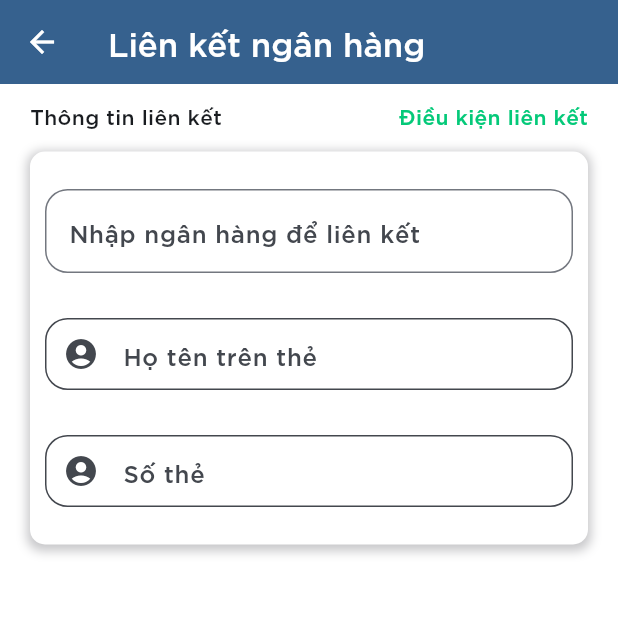
After one commit to hiepchau/NFCEWallet, a Flutter app: the AccountScreen screen opened directly, after a tap on "Liên kết ngân hàng", on a phone screen of 412 x 824 dp, the top half of it. The commit adds this screen. Run offline on Flutter 3.47's test engine with Material 2 defaults, Android fonts, the phone set to English and light mode, and no system bars; drawn by our look-alikes of flutter_typeahead; our stand-ins replace animated_bottom_navigation_bar, barcode_widget, bloc, dio, equatable, event_bus and 17 more; missing offline and left inert: barcode_scan2, nfc_host_card_emulation, nfc_manager; accounts and stored records are empty; generated files the repository leaves out were written again; network calls fail.

Commit message:
update ui and add fcm

```diff
--- a/lib/main.dart
+++ b/lib/main.dart
@@ -41,12 +41,15 @@ void main() async {
   prefs = await SharedPreferences.getInstance();
   isNFCEnable = prefs.getBool("NFC") ?? false;
   isAuthByFingerprint = prefs.getBool("AuthByFingerprint") ?? false;
+  listWallet = List.empty(growable: true);
+  defaultWallet = Wallet(0, 0, "", "");
 
   //INIT NFC
   nfcManager = NFCManager();
   nfcState = await NfcHce.checkDeviceNfcState();
 
   runApp(ScreenUtilInit(
+      useInheritedMediaQuery: true,
       designSize: kIsWeb ? const Size(790, 620) : const Size(390, 800),
       builder: (context, child) {
         return MaterialApp(
--- a/lib/ui/screen/account/account_page.dart
+++ b/lib/ui/screen/account/account_page.dart
@@ -8,6 +8,7 @@ import 'package:nfc_e_wallet/data/preferences.dart';
 import 'package:nfc_e_wallet/main.dart';
 import 'package:nfc_e_wallet/ui/screen/authenticate/login/authenticate_bloc.dart';
 import 'package:nfc_e_wallet/ui/screen/security/security_screen.dart';
+import 'package:nfc_e_wallet/ui/screen/wallet/add_wallet_page.dart';
 import 'package:nfc_e_wallet/ui/screen/wallet/bloc/wallet_bloc.dart';
 import 'package:shared_preferences/shared_preferences.dart';
 import '../../../data/model/user.dart';
@@ -229,7 +230,12 @@ class _AccountPage extends State<AccountScreen> {
                     iconColor: Colors.yellow,
                     title: 'Liên kết ngân hàng',
                     subtitle: "",
-                    onTap: () {},
+                    onTap: () {
+                      Navigator.push(
+                          context,
+                          MaterialPageRoute(
+                              builder: (context) => AddBankScreen()));
+                    },
                   ),
                   ProfileWidget(
                     icon: Icons.shield,
--- /dev/null
+++ b/lib/ui/screen/wallet/add_wallet_page.dart
@@ -0,0 +1,195 @@
+import 'package:flutter/material.dart';
+import 'package:flutter_bloc/flutter_bloc.dart';
+import 'package:flutter_typeahead/flutter_typeahead.dart';
+import 'package:nfc_e_wallet/main.dart';
+import 'package:nfc_e_wallet/ui/screen/security/bloc/security_bloc.dart';
+import '../../style/color.dart';
+
+class AddBankScreen extends StatefulWidget {
+  @override
+  AddBankScreenState createState() => AddBankScreenState();
+}
+
+class AddBankScreenState extends State<AddBankScreen> {
+  bool isVisible = false;
+  final TextEditingController bankController = TextEditingController();
+  final TextEditingController cardNumberController = TextEditingController();
+  final TextEditingController fullnameController =
+      TextEditingController(text: user.full_name);
+
+  @override
+  Widget build(BuildContext context) {
+    return Scaffold(
+      appBar: AppBar(
+        backgroundColor: primary,
+        title: Text(
+          'Liên kết ngân hàng',
+          style: TextStyle(color: onPrimary),
+        ),
+        leading: BackButton(color: onPrimary),
+      ),
+      body: BlocProvider(
+        create: (context) => SecurityBloc(isAuthByFingerprint, isNFCEnable),
+        child: Column(
+          children: [
+            Expanded(
+              child: SingleChildScrollView(
+                child: Center(
+                  child: ConstrainedBox(
+                    constraints: BoxConstraints(
+                        minWidth: MediaQuery.of(context).size.width < 900
+                            ? MediaQuery.of(context).size.width
+                            : MediaQuery.of(context).size.width / 2,
+                        maxWidth: MediaQuery.of(context).size.width >= 900
+                            ? MediaQuery.of(context).size.width / 2
+                            : MediaQuery.of(context).size.width),
+                    child: BlocBuilder<SecurityBloc, SecurityState>(
+                      builder: (context, state) {
+                        return Padding(
+                          padding: const EdgeInsets.symmetric(
+                              horizontal: 20, vertical: 10),
+                          child: Column(
+                            crossAxisAlignment: CrossAxisAlignment.start,
+                            children: [
+                              const Row(children: [
+                                Expanded(child: Text("Thông tin liên kết")),
+                                Text(
+                                  "Điều kiện liên kết",
+                                  style: TextStyle(color: green),
+                                )
+                              ]),
+                              const SizedBox(height: 15,),
+                              Container(
+                                  padding: const EdgeInsets.all(10),
+                                  decoration: BoxDecoration(
+                                      color: white,
+                                      borderRadius: const BorderRadius.all(
+                                          Radius.circular(10)),
+                                      boxShadow: [
+                                        BoxShadow(
+                                            color: grey.withOpacity(0.5),
+                                            spreadRadius: 2,
+                                            blurRadius: 5,
+                                            offset: const Offset(0, 2))
+                                      ]),
+                                  child: Padding(
+                                    padding: const EdgeInsets.symmetric(vertical: 15),
+                                    child: Column(children: [
+                                      TypeAheadField(
+                                        textFieldConfiguration:
+                                            TextFieldConfiguration(
+                                          onSubmitted: (value) {
+                                            bankController.text = value;
+                                          },
+                                          autofocus: false,
+                                          controller: bankController,
+                                          decoration: InputDecoration(
+                                            labelText:
+                                                'Nhập ngân hàng để liên kết',
+                                            border: OutlineInputBorder(
+                                              borderRadius:
+                                                  BorderRadius.circular(15.0),
+                                            ),
+                                          ),
+                                        ),
+                                        suggestionsCallback: (pattern) async {
+                                          return await getSuggestions(pattern);
+                                        },
+                                        itemBuilder: (context, suggestion) {
+                                          Map<String, dynamic> bankSuggestion =
+                                              suggestion as Map<String, dynamic>;
+                                          return ListTile(
+                                            leading: Icon(
+                                                Icons.account_balance_rounded),
+                                            title: Text(
+                                                bankSuggestion["bank"] ?? ''),
+                                          );
+                                        },
+                                        onSuggestionSelected: (suggestion) {
+                                          Map<String, dynamic> bankSuggestion =
+                                              suggestion as Map<String, dynamic>;
+                                          setState(() {
+                                            bankController.text =
+                                                bankSuggestion["bank"];
+                                          });
+                                        },
+                                      ),
+                                      const SizedBox(
+                                        height: 30,
+                                      ),
+                                      TextField(
+                                        style: TextStyle(color: grey),
+                                        controller: fullnameController,
+                                        readOnly: true,
+                                        decoration: InputDecoration(
+                                          labelText: 'Họ tên trên thẻ',
+                                          filled: true,
+                                          fillColor: Colors.white,
+                                          contentPadding:
+                                              const EdgeInsets.symmetric(
+                                                  vertical: 10, horizontal: 15),
+                                          prefixIcon:
+                                              Icon(Icons.account_circle_rounded),
+                                          border: OutlineInputBorder(
+                                            borderRadius:
+                                                BorderRadius.circular(15.0),
+                                          ),
+                                        ),
+                                      ),
+                                      const SizedBox(
+                                        height: 30,
+                                      ),
+                                      TextField(
+                                        controller: cardNumberController,
+                                        keyboardType: TextInputType.number,
+                                        decoration: InputDecoration(
+                                          hoverColor: primaryContainer,
+                                          labelText: 'Số thẻ',
+                                          filled: true,
+                                          fillColor: Colors.white,
+                                          contentPadding:
+                                              const EdgeInsets.symmetric(
+                                                  vertical: 10, horizontal: 15),
+                                          prefixIcon:
+                                              Icon(Icons.account_circle_rounded),
+                                          border: OutlineInputBorder(
+                                            borderRadius:
+                                                BorderRadius.circular(15.0),
+                                          ),
+                                        ),
+                                      ),
+                                    ]),
+                                  )),
+                            ],
+                          ),
+                        );
+                      },
+                    ),
+                  ),
+                ),
+              ),
+            ),
+          ],
+        ),
+      ),
+    );
+  }
+}
+
+Future<List<Map<String, String>>> getSuggestions(String query) async {
+  // Template data
+  List<Map<String, String>> allBanks = [
+    {"bank": "TPbank"},
+    {"bank": "Vietcombank"},
+    {"bank": "Techcombank"},
+    {"bank": "MB"},
+    {"bank": "BIDV"},
+  ];
+
+  return allBanks.where((bank) {
+    final bankLower = bank["bank"]?.toLowerCase() ?? '';
+    final queryLower = query.toLowerCase();
+
+    return bankLower.contains(queryLower);
+  }).toList();
+}
--- a/pubspec.yaml
+++ b/pubspec.yaml
@@ -52,6 +52,7 @@ dependencies:
   flutter_typeahead: ^4.6.2
   nfc_manager: ^3.3.0
   nfc_host_card_emulation: ^1.1.0
+  firebase_messaging: ^14.6.3
 
 dev_dependencies:
   flutter_test:
```
Also changed, not shown: lib/ui/screen/authenticate/login/login_page.dart (+7 -3 lines), lib/ui/screen/authenticate/signup/signup_screen.dart (+8 -3 lines), lib/ui/screen/deposit/deposit_page.dart (+36 -57 lines), lib/ui/screen/root/root_screen.dart (+8 -3 lines), lib/ui/widgets/shortcut_widget/shortcut_panel.dart (+1 -10 lines), lib/ui/withdraw_page.dart (+37 -58 lines), pubspec.lock, 1 other file.
